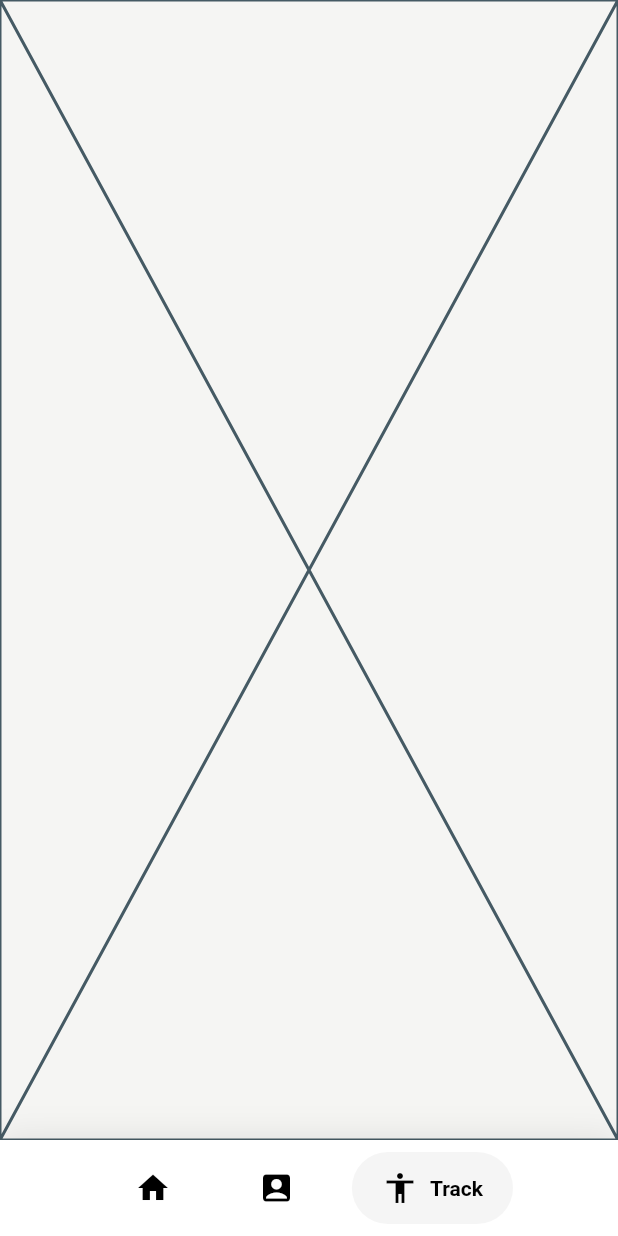
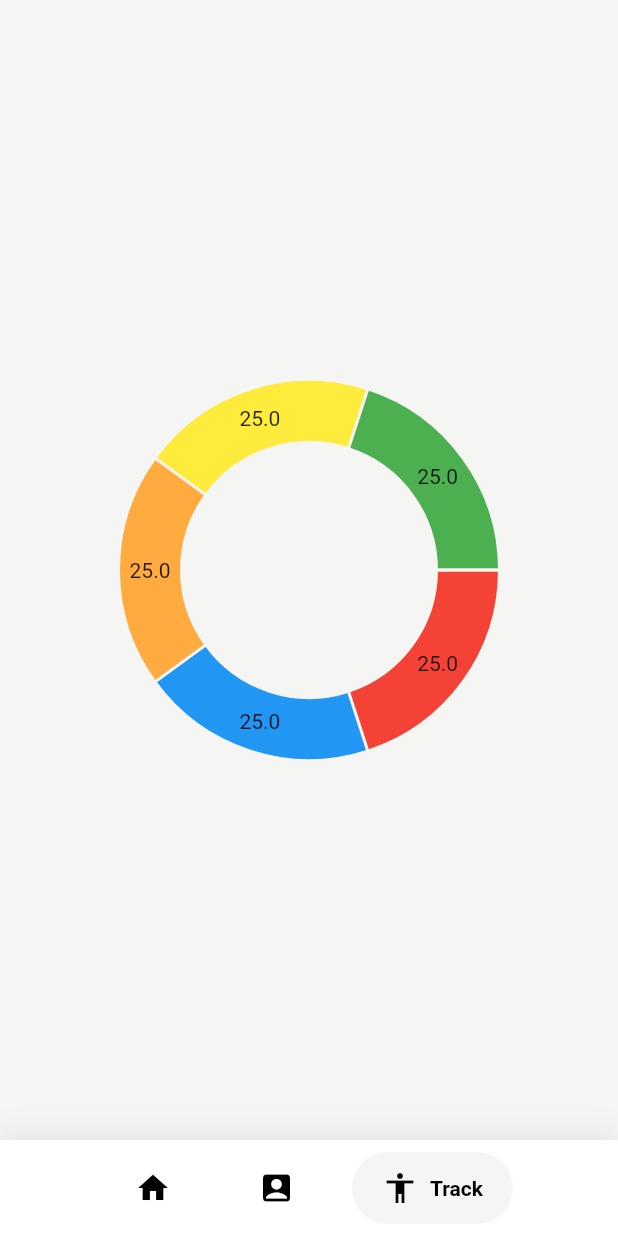
Before and after one commit to BharanikumaranM/Human-Mood-Pattern-Analysis-and-Prediction, a Flutter app: the screen it shows once a user with an empty profile is signed in, item 3 of the bottom bar chosen, on a phone screen of 412 x 824 dp. Run offline on Flutter 3.47's test engine with Material 2 defaults, Android fonts, the phone set to English and light mode, and no system bars; drawn by our look-alikes of fl_chart, google_nav_bar; our stand-ins replace cloud_firestore, firebase_auth, firebase_core, firebase_storage, geocoding, geolocator and 2 more; accounts and stored records are empty.

```diff
--- a/lib/pages/Dashboard/graph.dart
+++ b/lib/pages/Dashboard/graph.dart
@@ -1,3 +1,4 @@
+import 'package:fl_chart/fl_chart.dart';
 import 'package:flutter/material.dart';
 
 class Graph extends StatefulWidget {
@@ -10,6 +11,31 @@ class Graph extends StatefulWidget {
 class _GraphState extends State<Graph> {
   @override
   Widget build(BuildContext context) {
-    return const Placeholder();
+    return Scaffold(
+      body: Center(
+        child: Stack(
+          children: [
+            Padding(
+              padding: const EdgeInsets.symmetric(vertical: 10, horizontal: 80),
+              child: PieChart(
+                  swapAnimationDuration: const Duration(seconds: 1),
+                  swapAnimationCurve: Curves.easeInOutQuint,
+                  PieChartData(
+                      // pieTouchData: PieTouchData(
+                      //   touchCallback: tapOnPieChart,
+                      // ),
+                      sections: [
+                        PieChartSectionData(value: 25, color: Colors.red),
+                        PieChartSectionData(value: 25, color: Colors.blue),
+                        PieChartSectionData(
+                            value: 25, color: Colors.orangeAccent),
+                        PieChartSectionData(value: 25, color: Colors.yellow),
+                        PieChartSectionData(value: 25, color: Colors.green),
+                      ])),
+            )
+          ],
+        ),
+      ),
+    );
   }
 }
--- a/pubspec.yaml
+++ b/pubspec.yaml
@@ -49,6 +49,7 @@ dependencies:
   intl: ^0.18.1
   http: ^1.1.0
   url_launcher:
+  fl_chart: ^0.64.0
 
 dev_dependencies:
   flutter_test:
```
Also changed, not shown: lib/pages/Dashboard/tflitemodel.dart (+114 -48 lines), pubspec.lock, 1 other file.
